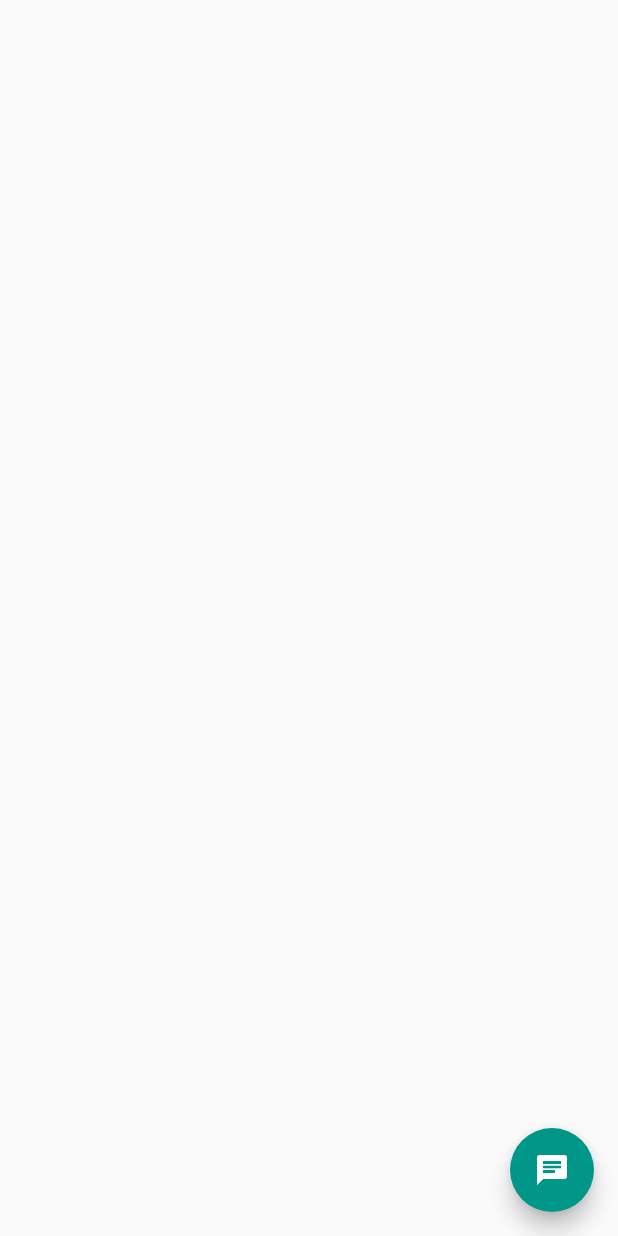
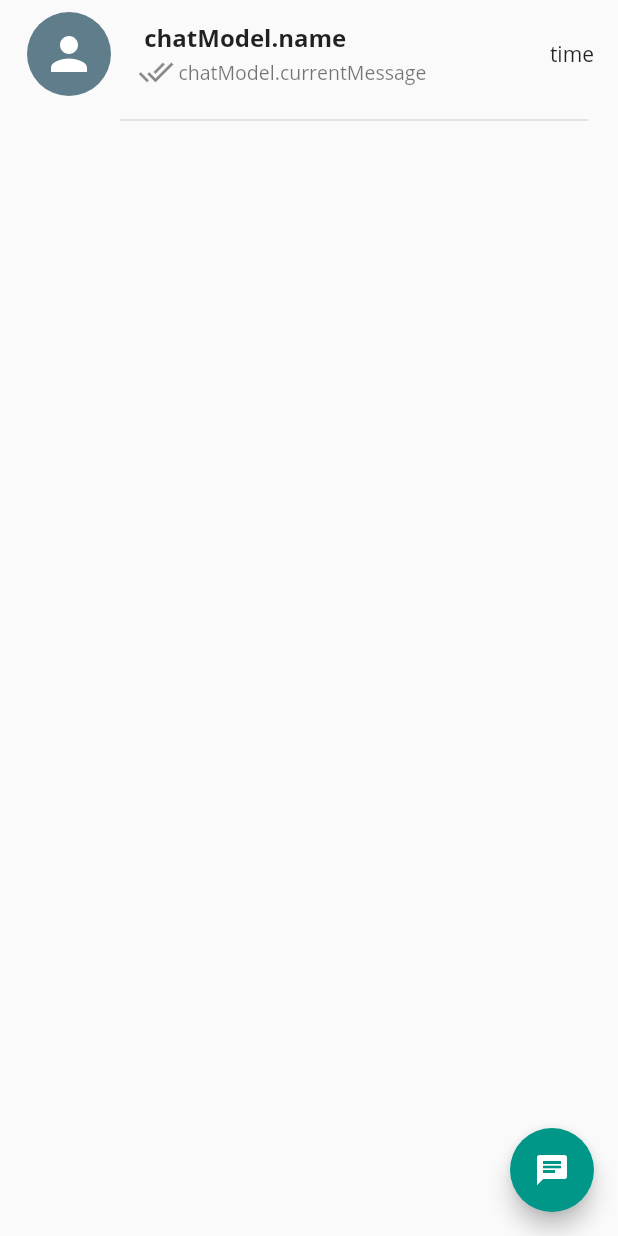
Before and after one commit to TawhidHassan/Fleutter-whatsApp-clone, a Flutter app: the ChatPage screen opened directly, on a phone screen of 412 x 824 dp. Run offline on Flutter 3.47's test engine with Material 2 defaults, Android fonts, the phone set to English and light mode, and no system bars; our stand-ins replace flutter_svg.

Commit message:
make customcvvad for chat list in chart page

```diff
--- /dev/null
+++ b/lib/CustomUi/CustomCard.dart
@@ -0,0 +1,59 @@
+import 'package:flutter/material.dart';
+import 'package:flutter_svg/flutter_svg.dart';
+
+class CustomCard extends StatelessWidget {
+  // const CustomCard({Key key, this.chatModel, this.sourchat}) : super(key: key);
+
+  @override
+  Widget build(BuildContext context) {
+    return InkWell(
+      onTap: () {
+
+      },
+      child: Column(
+        children: [
+          ListTile(
+            leading: CircleAvatar(
+              radius: 30,
+              child: SvgPicture.asset(
+                "assets/person.svg",
+                color: Colors.white,
+                height: 36,
+                width: 36,
+              ),
+              backgroundColor: Colors.blueGrey,
+            ),
+            title: Text(
+             " chatModel.name",
+              style: TextStyle(
+                fontSize: 16,
+                fontWeight: FontWeight.bold,
+              ),
+            ),
+            subtitle: Row(
+              children: [
+                Icon(Icons.done_all),
+                SizedBox(
+                  width: 3,
+                ),
+                Text(
+                  "chatModel.currentMessage",
+                  style: TextStyle(
+                    fontSize: 13,
+                  ),
+                ),
+              ],
+            ),
+            trailing: Text("time"),
+          ),
+          Padding(
+            padding: const EdgeInsets.only(right: 20, left: 80),
+            child: Divider(
+              thickness: 1,
+            ),
+          ),
+        ],
+      ),
+    );
+  }
+}
--- a/lib/Pages/ChatPage.dart
+++ b/lib/Pages/ChatPage.dart
@@ -1,4 +1,5 @@
 import 'package:flutter/material.dart';
+import 'package:flutter_whatsapp_clone/CustomUi/CustomCard.dart';
 
 class ChatPage extends StatefulWidget {
   @override
@@ -15,6 +16,11 @@ class _ChatPageState extends State<ChatPage> {
        },
        child: Icon(Icons.chat),
      ),
+      body: ListView(
+        children: [
+          CustomCard(),
+        ],
+      ),
     );
   }
 }
--- a/pubspec.yaml
+++ b/pubspec.yaml
@@ -28,7 +28,7 @@ dependencies:
   # The following adds the Cupertino Icons font to your application.
   # Use with the CupertinoIcons class for iOS style icons.
   cupertino_icons: ^1.0.1
-
+  flutter_svg:
 dev_dependencies:
   flutter_test:
     sdk: flutter
```
Also changed, not shown: pubspec.lock.
